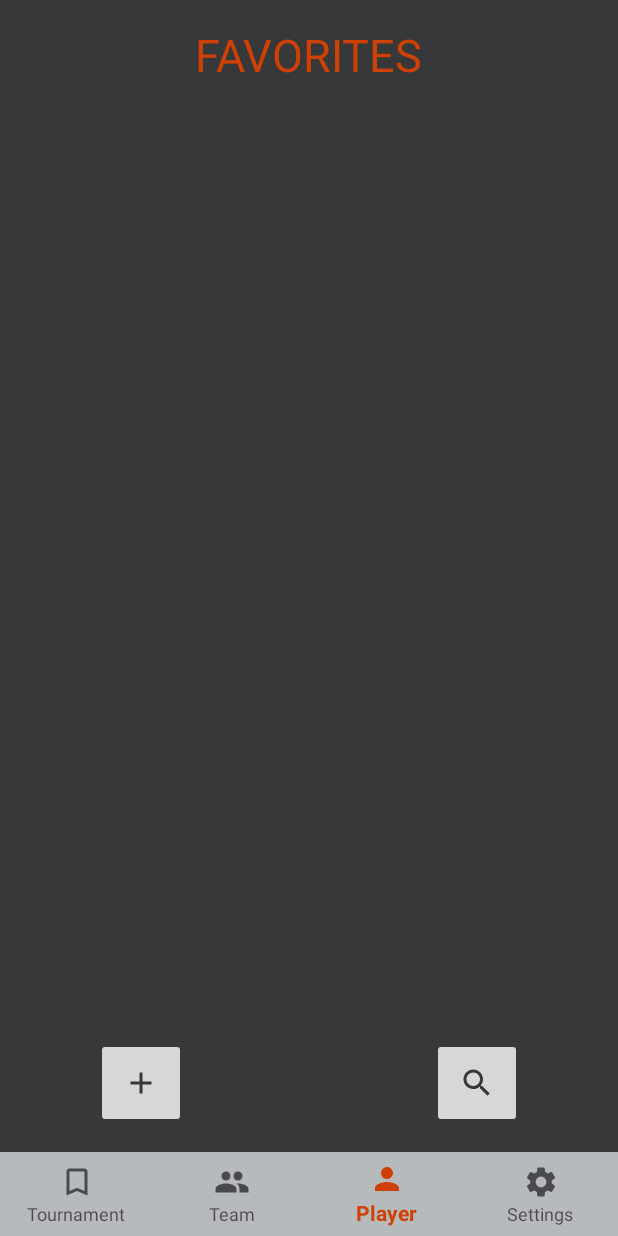
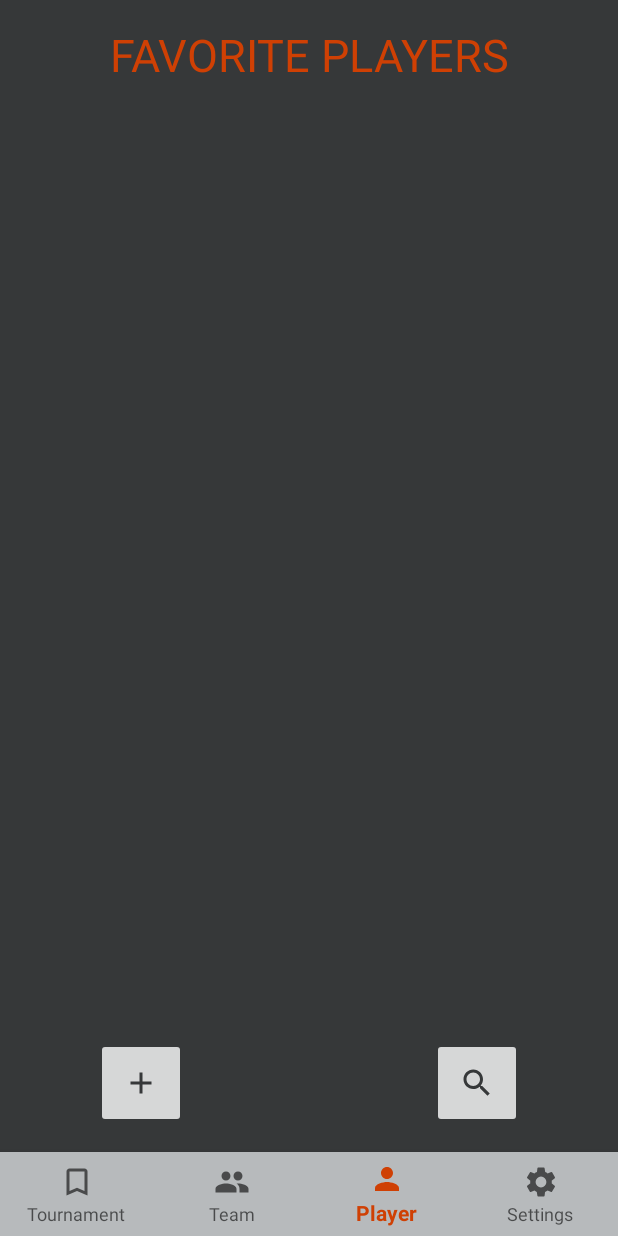
Before and after one commit to Pitrez15/Prematch, an Android app: the PlayerFavoritesFragment screen opened through its navigation route, item 3 of the bottom bar chosen, on a phone screen of 412 x 824 dp. Run offline under Robolectric (Android 15) with nearby library versions, the phone set to English and light mode, and no system bars; our stand-ins replace data binding; Roboto replaces fonts that are not available here.

Commit message:
-changes to bottom menu fragment call

```diff
--- a/app/src/main/java/com/android/ipca/prematch/main/TournamentMainActivity.kt
+++ b/app/src/main/java/com/android/ipca/prematch/main/TournamentMainActivity.kt
@@ -2,6 +2,8 @@ package com.android.ipca.prematch.main
 
 import androidx.appcompat.app.AppCompatActivity
 import android.os.Bundle
+import androidx.fragment.app.Fragment
+import androidx.navigation.findNavController
 import com.android.ipca.prematch.R
 import com.google.android.material.bottomnavigation.BottomNavigationView
 
@@ -18,73 +20,40 @@ class TournamentMainActivity : AppCompatActivity() {
 
         if (savedInstanceState == null) {
 
-            val fragment = TournamentFavoritesFragment()
-            supportFragmentManager.beginTransaction().replace(R.id.nav_host_fragment, fragment, fragment.javaClass.getSimpleName()).commit()
+            //val fragment = TournamentFavoritesFragment()
+            //supportFragmentManager.beginTransaction().replace(R.id.nav_host_fragment, fragment, fragment.javaClass.getSimpleName()).commit()
+            findNavController(R.id.nav_host_fragment).navigate(R.id.tournamentFavoritesFragment)
         }
-
-        /*when (bottomNav.selectedItemId){
-
-            R.id.menu_tournament_main -> {
-
-                val fragment = TournamentFavoritesFragment()
-                supportFragmentManager.beginTransaction()
-                    .replace(R.id.nav_host_fragment, fragment, fragment.javaClass.simpleName)
-                    .commit()
-            }
-            R.id.menu_team_main -> {
-                val fragment = TeamFavoritesFragment()
-                supportFragmentManager.beginTransaction()
-                    .replace(R.id.nav_host_fragment, fragment, fragment.javaClass.simpleName)
-                    .commit()
-            }
-            R.id.menu_player_main -> {
-                val fragment = PlayerFavoritesFragment()
-                supportFragmentManager.beginTransaction()
-                    .replace(R.id.nav_host_fragment, fragment, fragment.javaClass.simpleName)
-                    .commit()
-            }
-            R.id.menu_settings_main -> {
-                val fragment = SettingsFragment()
-                supportFragmentManager.beginTransaction()
-                    .replace(R.id.nav_host_fragment, fragment, fragment.javaClass.simpleName)
-                    .commit()
-            }
-        }*/
     }
 
     private val mOnNavigationItemSelectedListener = BottomNavigationView.OnNavigationItemSelectedListener {menuItem ->
 
+        //var fragment : Fragment = TournamentFavoritesFragment()
+
         when (menuItem.itemId) {
 
             R.id.menu_tournament_main -> {
-                val fragment = TournamentFavoritesFragment()
-                supportFragmentManager.beginTransaction()
-                    .replace(R.id.nav_host_fragment, fragment, fragment.javaClass.simpleName)
-                    .commit()
-                return@OnNavigationItemSelectedListener true
+                //fragment = TournamentFavoritesFragment()
+                findNavController(R.id.nav_host_fragment).navigate(R.id.tournamentFavoritesFragment)
             }
             R.id.menu_team_main -> {
-                val fragment = TeamFavoritesFragment()
-                supportFragmentManager.beginTransaction()
-                    .replace(R.id.nav_host_fragment, fragment, fragment.javaClass.simpleName)
-                    .commit()
-                return@OnNavigationItemSelectedListener true
+                //fragment = TeamFavoritesFragment()
+                findNavController(R.id.nav_host_fragment).navigate(R.id.teamFavoritesFragment)
             }
             R.id.menu_player_main -> {
-                val fragment = PlayerFavoritesFragment()
-                supportFragmentManager.beginTransaction()
-                    .replace(R.id.nav_host_fragment, fragment, fragment.javaClass.simpleName)
-                    .commit()
-                return@OnNavigationItemSelectedListener true
+                //fragment = PlayerFavoritesFragment()
+                findNavController(R.id.nav_host_fragment).navigate(R.id.playerFavoritesFragment)
             }
             R.id.menu_settings_main -> {
-                val fragment = TournamentSearchFragment()
-                supportFragmentManager.beginTransaction()
-                    .replace(R.id.nav_host_fragment, fragment, fragment.javaClass.simpleName)
-                    .commit()
-                return@OnNavigationItemSelectedListener true
+                //fragment = TournamentSearchFragment()
+                findNavController(R.id.nav_host_fragment).navigate(R.id.settingsFragment)
             }
         }
-        false
+
+        /*supportFragmentManager.beginTransaction()
+            .replace(R.id.nav_host_fragment, fragment)
+            .commit()*/
+
+        true
     }
 }
--- a/app/src/main/res/layout/fragment_player_favorites.xml
+++ b/app/src/main/res/layout/fragment_player_favorites.xml
@@ -18,7 +18,7 @@
             android:layout_height="wrap_content"
             android:layout_marginTop="@dimen/normal_margin"
             android:fontFamily="@font/roboto_black"
-            android:text="FAVORITES"
+            android:text="FAVORITE PLAYERS"
             android:textColor="@color/colorPrimary"
             android:textSize="@dimen/subtitle_size"
             app:layout_constraintEnd_toEndOf="parent"
```
